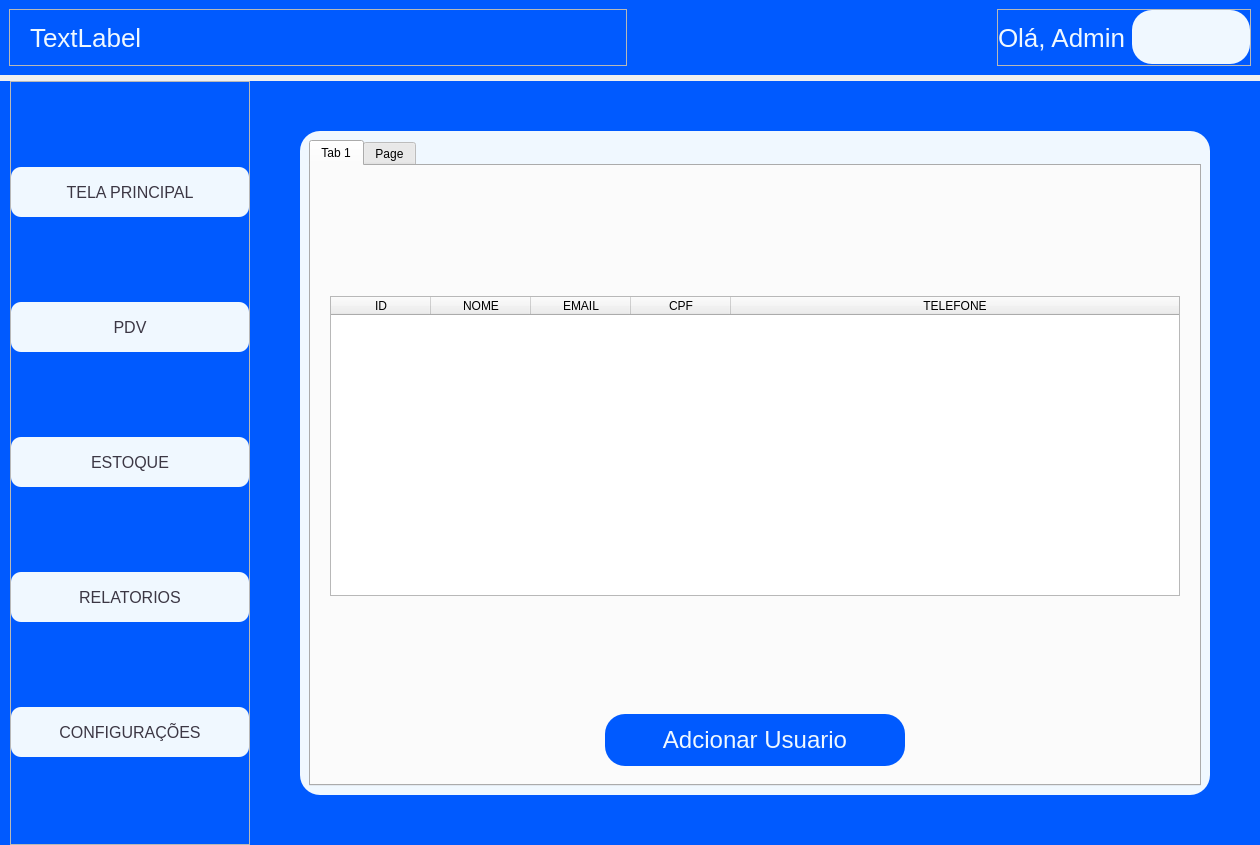
Qt form ui_tela_principal.ui (CelsoLucas/Mercado) before a commit.
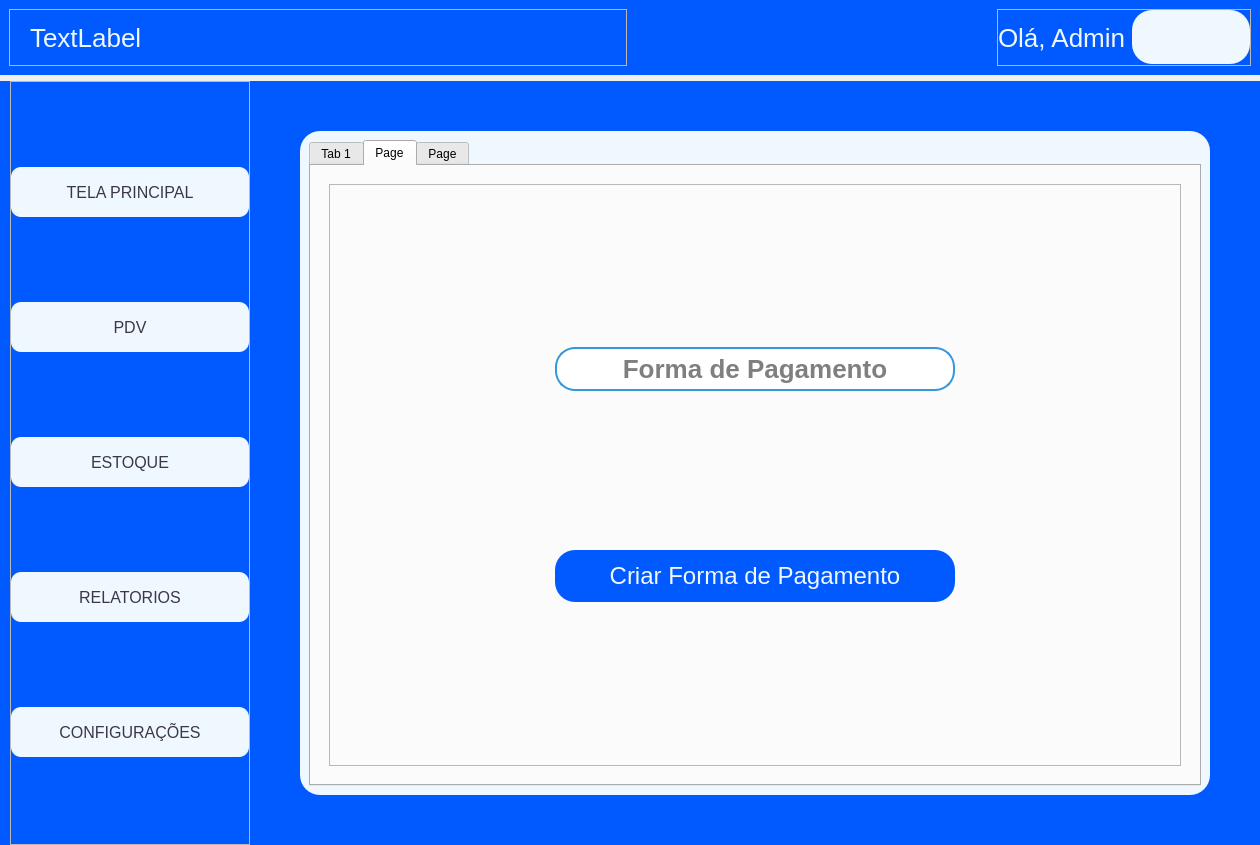
The same form after that commit. The open tabs and pages were chosen to show the change. Icons and pictures are not drawn.

Patch:
```diff
--- a/ui_tela_principal.ui
+++ b/ui_tela_principal.ui
@@ -64,7 +64,7 @@
 	border-radius: 10px
 }
 
-#btn_adc_produto, #btn_finalizar_compra, #btn_adc_carrinho, #btn_adc_categoria, #btn_procurar_ft_adc_usuario, #btn_adc_usuario,#btn_adc_categoria_2, #btn_adc_user, #btn_procurar_ft_produto{
+#btn_adc_produto, #btn_finalizar_compra, #btn_adc_carrinho, #btn_adc_categoria, #btn_procurar_ft_adc_usuario, #btn_adc_usuario,#btn_adc_categoria_2, #btn_adc_user, #btn_procurar_ft_produto,#btn_adc_forma_pagamento, #btn_adc_forma_pagamento_2{
 	  background-color: #005AFF; /* Fundo transparente */
  	 color: #F0F8FF; /* Cor do texto */
   	border-radius: 20px; /* Bordas arredondadas */
@@ -73,7 +73,7 @@
   cursor: pointer; /* Cursor de mão */
   transition: background-color 0.3s, color 0.3s; /* Transição suave */
 }
-#btn_adc_produto:hover, #btn_finalizar_compra:hover, #btn_adc_carrinho:hover, #btn_adc_categoria:hover, #btn_procurar_ft_adc_usuario:hover, #btn_adc_usuario:hover, #btn_adc_categoria_2:hover,  #btn_adc_user:hove, #btn_procurar_ft_produto:hover{
+#btn_adc_produto:hover, #btn_finalizar_compra:hover, #btn_adc_carrinho:hover, #btn_adc_categoria:hover, #btn_procurar_ft_adc_usuario:hover, #btn_adc_usuario:hover, #btn_adc_categoria_2:hover,  #btn_adc_user:hove, #btn_procurar_ft_produto:hover, #btn_adc_forma_pagamento:hover, #btn_adc_forma_pagamento_2:hover{
   background-color: #F0F8FF;
   border: 2px solid #005AFF;
   color: black; /* Cor do texto ao passar o mouse */
@@ -2397,6 +2397,105 @@
                   </item>
                  </layout>
                 </widget>
+                <widget class="QWidget" name="tela_config_3">
+                 <attribute name="title">
+                  <string>Page</string>
+                 </attribute>
+                 <layout class="QVBoxLayout" name="verticalLayout_20">
+                  <item>
+                   <widget class="QStackedWidget" name="stackedWidget_6">
+                    <property name="currentIndex">
+                     <number>0</number>
+                    </property>
+                    <widget class="QWidget" name="page_3">
+                     <layout class="QVBoxLayout" name="verticalLayout_28">
+                      <item alignment="Qt::AlignmentFlag::AlignHCenter|Qt::AlignmentFlag::AlignVCenter">
+                       <widget class="QTreeWidget" name="tabela_forma_pagamento">
+                        <property name="minimumSize">
+                         <size>
+                          <width>400</width>
+                          <height>300</height>
+                         </size>
+                        </property>
+                        <column>
+                         <property name="text">
+                          <string>ID</string>
+                         </property>
+                         <property name="textAlignment">
+                          <set>AlignCenter</set>
+                         </property>
+                        </column>
+                        <column>
+                         <property name="text">
+                          <string>FORMA DE PAGAMENTO</string>
+                         </property>
+                         <property name="textAlignment">
+                          <set>AlignCenter</set>
+                         </property>
+                        </column>
+                       </widget>
+                      </item>
+                      <item alignment="Qt::AlignmentFlag::AlignHCenter">
+                       <widget class="QPushButton" name="btn_adc_forma_pagamento">
+                        <property name="text">
+                         <string>ADCIONAR FORMA DE PAGAMENTO</string>
+                        </property>
+                       </widget>
+                      </item>
+                     </layout>
+                    </widget>
+                    <widget class="QWidget" name="page_4">
+                     <layout class="QVBoxLayout" name="verticalLayout_34">
+                      <item>
+                       <widget class="QFrame" name="layout_adc_categoria_2">
+                        <property name="frameShape">
+                         <enum>QFrame::Shape::StyledPanel</enum>
+                        </property>
+                        <property name="frameShadow">
+                         <enum>QFrame::Shadow::Raised</enum>
+                        </property>
+                        <layout class="QGridLayout" name="gridLayout_7">
+                         <item row="0" column="0">
+                          <widget class="QLineEdit" name="input_nome_adc_forma_pagamento">
+                           <property name="maximumSize">
+                            <size>
+                             <width>400</width>
+                             <height>16777215</height>
+                            </size>
+                           </property>
+                           <property name="styleSheet">
+                            <string notr="true"/>
+                           </property>
+                           <property name="inputMask">
+                            <string/>
+                           </property>
+                           <property name="text">
+                            <string/>
+                           </property>
+                           <property name="alignment">
+                            <set>Qt::AlignmentFlag::AlignCenter</set>
+                           </property>
+                           <property name="placeholderText">
+                            <string>Forma de Pagamento</string>
+                           </property>
+                          </widget>
+                         </item>
+                         <item row="1" column="0">
+                          <widget class="QPushButton" name="btn_adc_forma_pagamento_2">
+                           <property name="text">
+                            <string>Criar Forma de Pagamento</string>
+                           </property>
+                          </widget>
+                         </item>
+                        </layout>
+                       </widget>
+                      </item>
+                     </layout>
+                    </widget>
+                   </widget>
+                  </item>
+                 </layout>
+                </widget>
                 <widget class="QWidget" name="tela_config_2">
                  <attribute name="title">
                   <string>Page</string>
```
Left out of the diff: 114 changed lines with no effect on the pictures.
